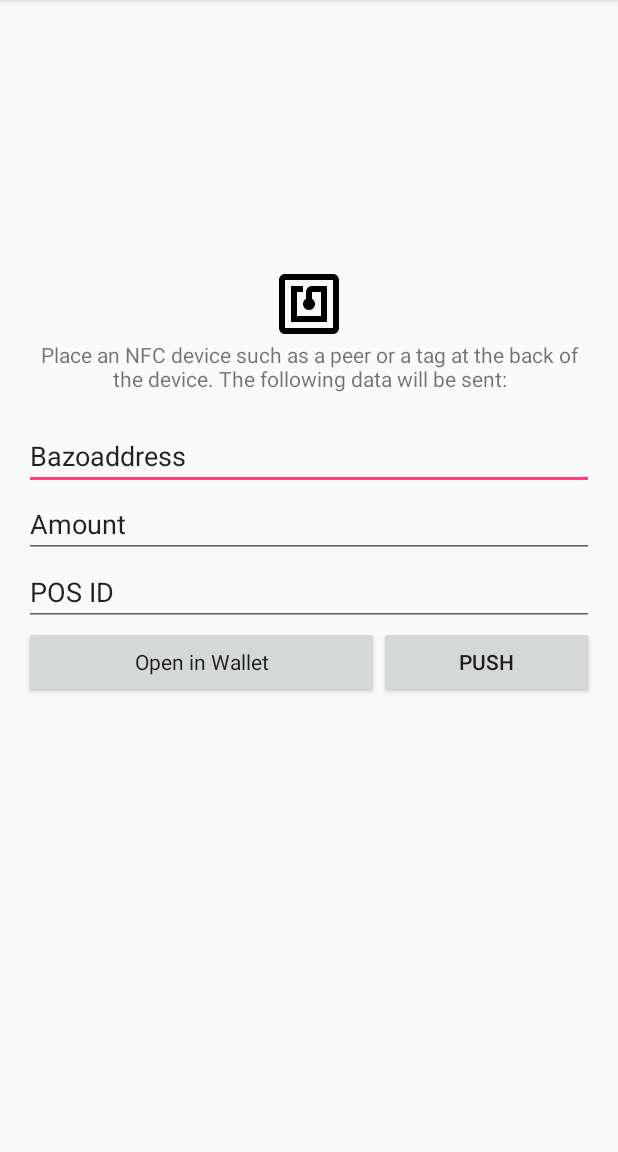
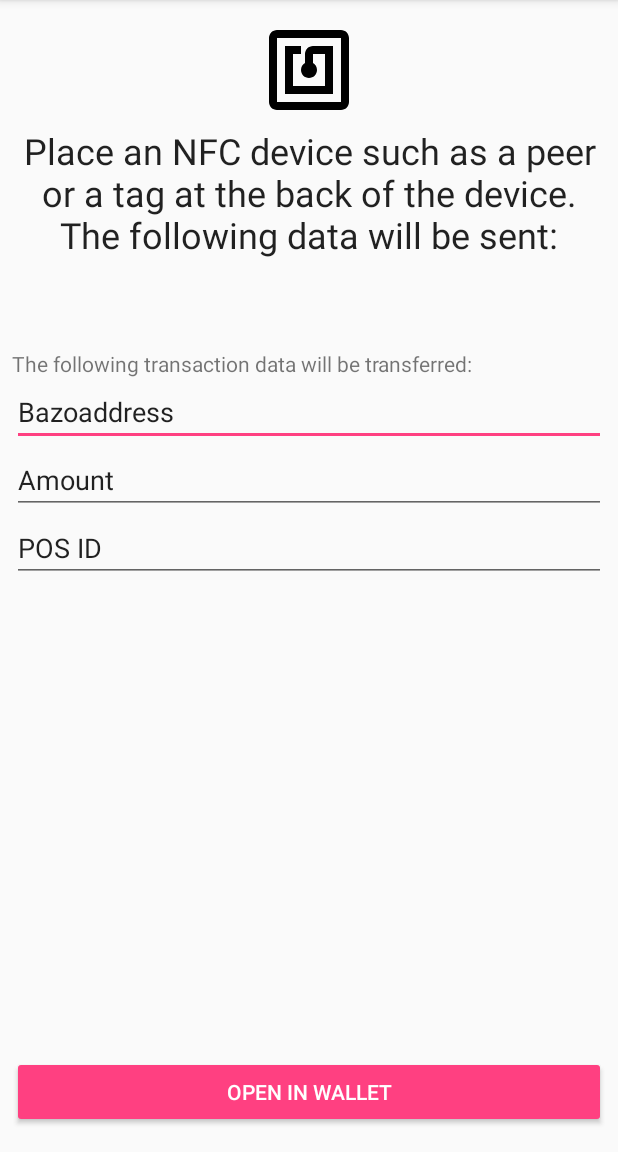
Before and after one commit to jvdassen/NFCBridge, an Android app: the MainActivity screen opened directly, with no data from a screen before it, on a phone screen of 412 x 824 dp, the part 84-1236 px from its top. Run offline under Robolectric (Android 15) with nearby library versions, the phone set to English and light mode, and no system bars; 1 statement that could not run was skipped.

Commit message:
Refactor UI layout

```diff
--- a/app/src/main/res/layout/activity_main.xml
+++ b/app/src/main/res/layout/activity_main.xml
@@ -9,10 +9,10 @@
     <LinearLayout
         android:layout_width="match_parent"
         android:layout_height="match_parent"
-        android:layout_marginBottom="16dp"
-        android:layout_marginEnd="16dp"
-        android:layout_marginStart="16dp"
-        android:layout_marginTop="16dp"
+        android:layout_marginBottom="8dp"
+        android:layout_marginEnd="8dp"
+        android:layout_marginStart="8dp"
+        android:layout_marginTop="8dp"
         android:gravity="center_vertical"
         android:orientation="vertical"
         app:layout_constraintBottom_toBottomOf="parent"
@@ -20,10 +20,16 @@
         app:layout_constraintStart_toStartOf="parent"
         app:layout_constraintTop_toTopOf="parent">
 
+        <LinearLayout
+            android:layout_width="match_parent"
+            android:layout_height="wrap_content"
+            android:orientation="vertical"
+            android:paddingTop="10px">
+
             <ImageView
                 android:id="@+id/imageView2"
                 android:layout_width="match_parent"
-            android:layout_height="@android:dimen/app_icon_size"
+                android:layout_height="@android:dimen/notification_large_icon_height"
                 android:contentDescription="@string/nfc_icon_description"
                 app:srcCompat="@drawable/ic_nfc_black_24dp" />
 
@@ -31,18 +37,25 @@
                 android:id="@+id/textView"
                 android:layout_width="match_parent"
                 android:layout_height="wrap_content"
+                android:layout_marginVertical="0px"
+                android:paddingBottom="60dp"
+                android:paddingTop="5dp"
                 android:text="@string/description_label"
-            android:textAlignment="center" />
-
-        <TextView
-            android:id="@+id/message_to_send"
-            android:layout_width="match_parent"
-            android:layout_height="wrap_content" />
+                android:textAlignment="center"
+                android:textAppearance="@style/TextAppearance.AppCompat.Headline" />
+        </LinearLayout>
 
         <LinearLayout
             android:layout_width="match_parent"
             android:layout_height="wrap_content"
             android:orientation="vertical">
+
+            <TextView
+                android:id="@+id/textView2"
+                android:layout_width="match_parent"
+                android:layout_height="wrap_content"
+                android:layout_weight="1"
+                android:text="The following transaction data will be transferred:" />
 
             <EditText
                 android:id="@+id/transaction_address"
@@ -78,23 +91,19 @@
 
         <LinearLayout
             android:layout_width="match_parent"
-            android:layout_height="172dp"
-            android:orientation="horizontal">
+            android:layout_height="match_parent"
+            android:orientation="horizontal"
+            android:paddingBottom="8dp">
 
             <Button
                 android:id="@+id/submit_btn"
-                style="@style/AppTheme"
+                style="@android:style/Widget.Material.Button.Colored"
                 android:layout_width="181dp"
                 android:layout_height="wrap_content"
+                android:layout_gravity="bottom"
                 android:layout_weight="1"
                 android:text="@string/openInWalletBtn" />
 
-            <Button
-                android:id="@+id/push_btn"
-                android:layout_width="wrap_content"
-                android:layout_height="wrap_content"
-                android:layout_weight="1"
-                android:text="@string/push_btn" />
         </LinearLayout>
     </LinearLayout>
 </android.support.constraint.ConstraintLayout>
```
Lines whose indentation alone changed are shown as unchanged.
